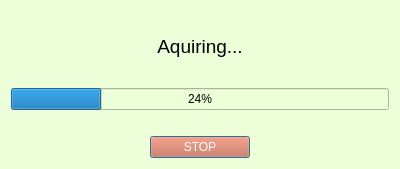
This is GUI/progress_dialog_v1.ui in jrsm1/EWAS_Application as Qt 5 draws it before an edit. The edited form follows.
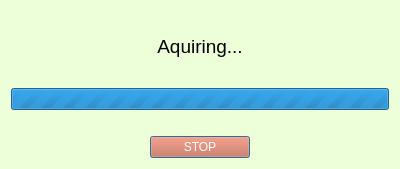
This is the edited form.

```diff
--- a/GUI/progress_dialog_v1.ui
+++ b/GUI/progress_dialog_v1.ui
@@ -44,8 +44,14 @@
 			</item>
 			<item>
 				<widget class="QProgressBar" name="progress_dialog_progressBar">
+     <property name="maximum">
+      <number>0</number>
+     </property>
 					<property name="value">
-						<number>24</number>
+      <number>-1</number>
+     </property>
+     <property name="alignment">
+      <set>Qt::AlignCenter</set>
 					</property>
 				</widget>
 			</item>
```
Left out of the diff: 2 changed lines with no effect on the pictures. Lines whose indentation alone changed are shown as unchanged.
